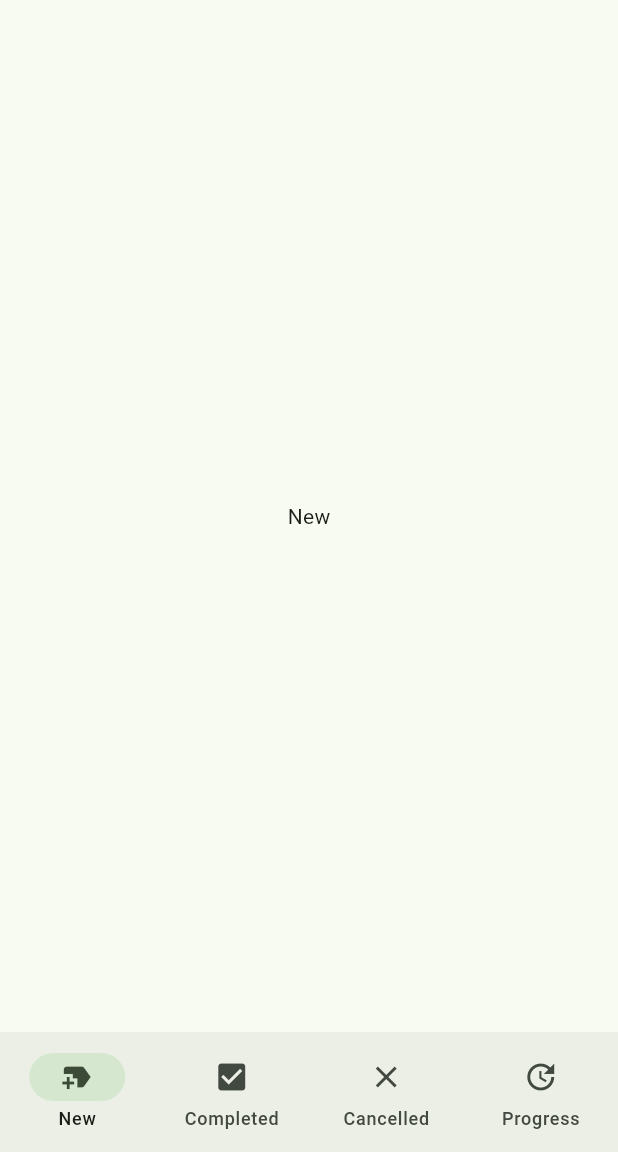
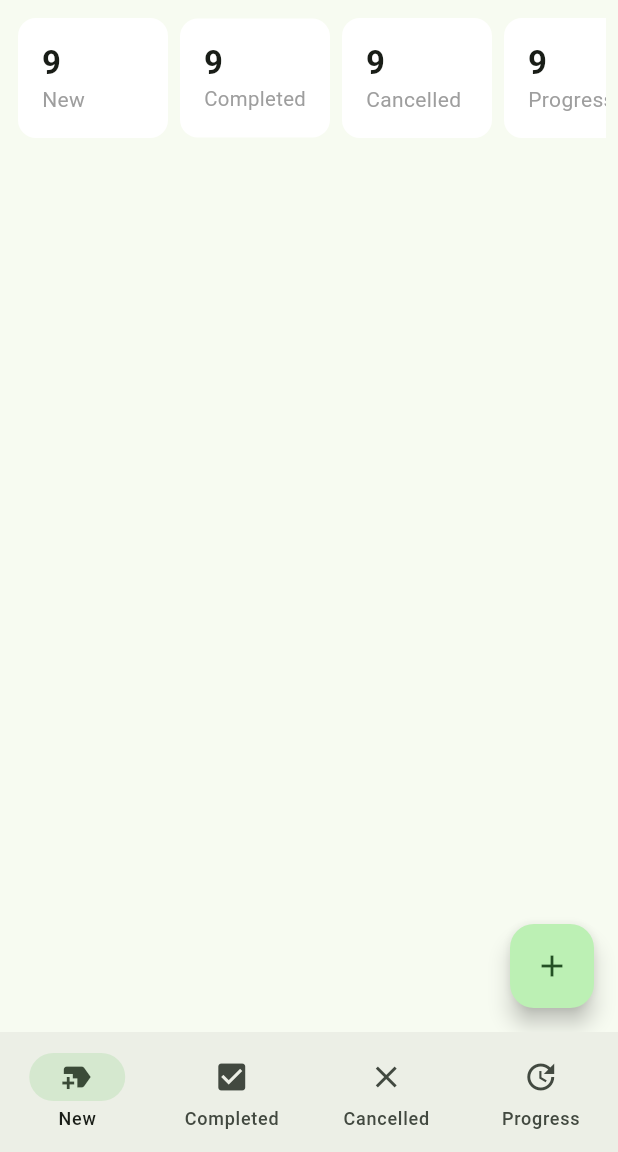
Before and after one commit to Anisur-Rahman-Naeem/Ostad_task_Manager_project, a Flutter app: the screen it shows after launch, after a tap on the "arrow circle right" icon, on a phone screen of 412 x 824 dp, the part 84-1236 px from its top. Run offline on Flutter 3.47's test engine with Material 3 defaults, Android fonts, the phone set to English and light mode, and no system bars; our stand-ins replace flutter_svg, pin_code_fields.

Commit message:
Summary added

```diff
--- a/lib/ui/screens/new_task_screen.dart
+++ b/lib/ui/screens/new_task_screen.dart
@@ -1,12 +1,51 @@
 import 'package:flutter/material.dart';
+import 'package:task_manager/ui/screens/add_new_task_screen.dart';
+
+import '../widgets/task_summary_card.dart';
 
 class NewTaskScreen extends StatelessWidget {
   const NewTaskScreen({super.key});
 
   @override
   Widget build(BuildContext context) {
-    return const Center(
-      child: Text('New'),
+    return Scaffold(
+      body: Column(
+        children: [
+          _buildSummarySection(),
+        ],
+      ),
+      floatingActionButton: FloatingActionButton(
+        onPressed: () {
+          Navigator.push(
+            context,
+            MaterialPageRoute(
+              builder: (context) => const AddNewTaskScreen(),
+            ),
+          );
+        },
+        child: const Icon(Icons.add),
+      ),
     );
   }
+
+  Widget _buildSummarySection() {
+    return Padding(
+          padding: const EdgeInsets.all(8.0),
+          child: SingleChildScrollView(
+            scrollDirection: Axis.horizontal,
+            child: Row(
+              children: [
+                TaskSummaryCard(title: 'New', count: 9,
+                ),
+                TaskSummaryCard(title: 'Completed', count: 9,
+                ),
+                TaskSummaryCard(title: 'Cancelled', count: 9,
+                ),
+                TaskSummaryCard(title: 'Progress', count: 9,
+                ),
+              ],
+            ),
+          ),
+        );
+  }
 }
--- /dev/null
+++ b/lib/ui/widgets/task_summary_card.dart
@@ -0,0 +1,42 @@
+import 'package:flutter/material.dart';
+
+class TaskSummaryCard extends StatelessWidget {
+  const TaskSummaryCard({
+    super.key, required this.title, required this.count,
+  });
+
+  final String title;
+  final int count;
+
+  @override
+  Widget build(BuildContext context) {
+    return Card(
+      color: Colors.white,
+      elevation: 0,
+      child: SizedBox(
+        width: 100,
+        child: Padding(
+          padding: const EdgeInsets.all(16),
+          child: Column(
+            crossAxisAlignment: CrossAxisAlignment.start,
+            children: [
+              Text(
+                '$count',
+                style: Theme.of(context)
+                    .textTheme
+                    .titleLarge
+                    ?.copyWith(fontWeight: FontWeight.w600),
+              ),
+              FittedBox(
+                child: Text(
+                  '$title',
+                  style: TextStyle(color: Colors.grey),
+                ),
+              ),
+            ],
+          ),
+        ),
+      ),
+    );
+  }
+}
```
Also changed, not shown: lib/ui/screens/add_new_task_screen.dart (added, +47 -0 lines).
